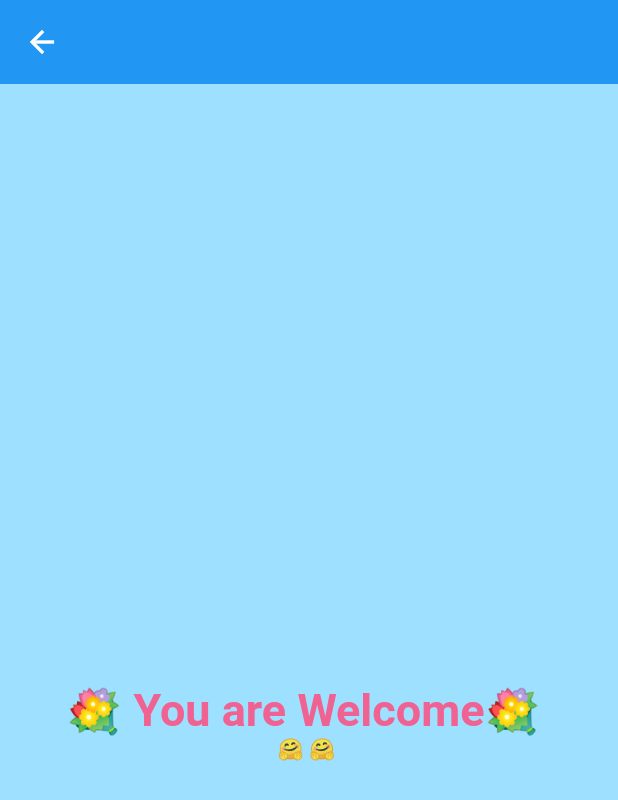
After one commit to Gowsalyanatraj/LoginUi, a Flutter app: the SigIn screen opened directly, on a phone screen of 412 x 824 dp. The commit adds this screen. Shown: the top 800 px of the screen. Run offline on Flutter 3.47's test engine with Material 2 defaults, Android fonts, the phone set to English and light mode, and no system bars.

Commit message:
feat:creating new signin page, style:give some colors and padding in the page

```diff
--- a/lib/components/my_button.dart
+++ b/lib/components/my_button.dart
@@ -1,22 +1,25 @@
 import 'package:flutter/material.dart';
+import 'package:loginui/pages/sig_in.dart';
 
 class MyButton extends StatelessWidget {
-
   final Function()? onTap;
   const MyButton({super.key, required this.onTap});
-
 
   @override
   Widget build(BuildContext context) {
     return GestureDetector(
-      onTap: onTap ,
+      onTap: () {
+        Navigator.push(context, MaterialPageRoute(builder: (context) {
+          return SigIn();
+        }));
+      },
       child: Container(
         padding: const EdgeInsets.all(25),
         margin: const EdgeInsets.symmetric(horizontal: 500.0),
         decoration: BoxDecoration(
           color: Colors.blue,
           borderRadius: BorderRadius.circular(8),
-          ),
+        ),
         child: const Center(
           child: Text(
             "Sign In",
@@ -24,9 +27,9 @@ class MyButton extends StatelessWidget {
               color: Colors.white,
               fontWeight: FontWeight.bold,
               fontSize: 16,
-              ),
             ),
-            ),
+          ),
+        ),
       ),
     );
   }
--- a/lib/pages/forgot_password.dart
+++ b/lib/pages/forgot_password.dart
@@ -13,7 +13,7 @@ class _ForgotPasswordPageState extends State<ForgotPasswordPage> {
   Widget build(BuildContext context) {
     return Scaffold(
       appBar: AppBar(
-        backgroundColor: Colors.lightBlue.shade100,
+        backgroundColor: Colors.blue,
         elevation: 0,
       ),
       body: Column(
--- a/lib/pages/login_pages.dart
+++ b/lib/pages/login_pages.dart
@@ -61,7 +61,7 @@ class LoginPage extends StatelessWidget {
 
               const SizedBox(height: 10),
 
-              //forgot password
+              //forgot password=====================
 
               GestureDetector(
                 onTap: () {
--- /dev/null
+++ b/lib/pages/sig_in.dart
@@ -0,0 +1,48 @@
+import 'package:flutter/material.dart';
+
+class SigIn extends StatelessWidget {
+  const SigIn({super.key});
+
+  @override
+  Widget build(BuildContext context) {
+    return Scaffold(
+        appBar: AppBar(
+          backgroundColor: Colors.blue,
+          elevation: 0,
+        ),
+        backgroundColor: Color.fromARGB(255, 158, 224, 255),
+        body: Center(
+          child: Padding(
+            padding: const EdgeInsets.only(top: 400),
+            child: Column(children: [
+              Text(
+                '💐 You are Welcome💐 ',
+                style: TextStyle(
+                    fontSize: 30,
+                    fontWeight: FontWeight.w700,
+                    color: Colors.pink.shade300),
+              ),
+              Column(
+                children: [Text('🤗 🤗 ')],
+              )
+            ]),
+          ),
+        ));
+
+    // body: Container(
+    //     children:
+    //       [Padding(
+    //         padding: const EdgeInsets.only(bottom: 100),
+    //         child: Text(
+    //           '💐 You are Welcome💐 ',
+    //           style: TextStyle(
+    //               fontSize: 30,
+    //               fontWeight: FontWeight.w700,
+    //               color: Colors.pink.shade300),
+    //         ),
+    //       ),
+    //     ],
+
+    //   ),
+  }
+}
```
